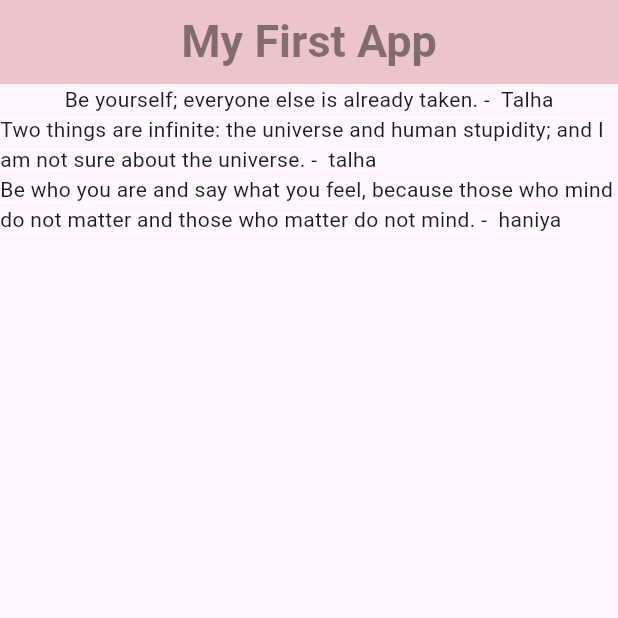
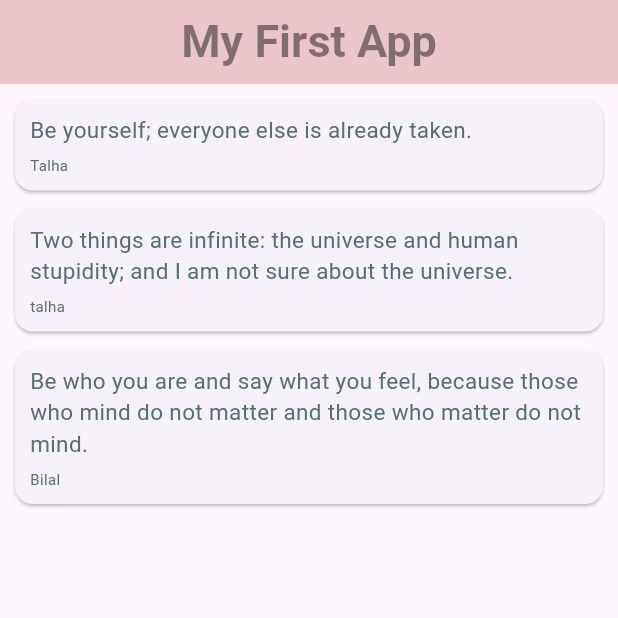
Before and after one commit to Talha-Aslam/myapp, a Flutter app: the screen it shows after launch, on a phone screen of 412 x 824 dp, the top half of it. Run offline on Flutter 3.47's test engine with Material 3 defaults, Android fonts, the phone set to English and light mode, and no system bars.

Commit message:
added cards

```diff
--- a/app/lib/main.dart
+++ b/app/lib/main.dart
@@ -30,8 +30,33 @@ class _HomeState extends State<Home> {
     Quotes(
         text:
             'Be who you are and say what you feel, because those who mind do not matter and those who matter do not mind.',
-        aurthor: "haniya")
+        aurthor: "Bilal")
   ];
+//*********************creatin a card with quote class template for the quotes ********************************/
+  Widget quotetemplate(quote) {
+    return Card(
+      margin: EdgeInsets.fromLTRB(10, 10, 10, 2),
+      child: Padding(
+        padding: EdgeInsets.all(10),
+        child: Column(
+            crossAxisAlignment: CrossAxisAlignment.stretch,
+            children: <Widget>[
+              Text(quote.text,
+                  style: TextStyle(
+                    fontSize: 15.0,
+                    color: Colors.blueGrey[600],
+                  )),
+              SizedBox(height: 6.0),
+              Text(quote.aurthor,
+                  style: TextStyle(
+                    fontSize: 10.0,
+                    color: Colors.blueGrey[600],
+                  ))
+            ]),
+      ),
+    );
+  }
+
   @override
   Widget build(BuildContext context) {
     return Scaffold(
@@ -339,9 +364,7 @@ class _HomeState extends State<Home> {
           centerTitle: true,
         ),
         body: Column(
-          children: quotes
-              .map((quote) => Text("${quote.text} -  ${quote.aurthor}"))
-              .toList(),
+          children: quotes.map((quote) => quotetemplate(quote)).toList(),
         ));
   }
 }
```
